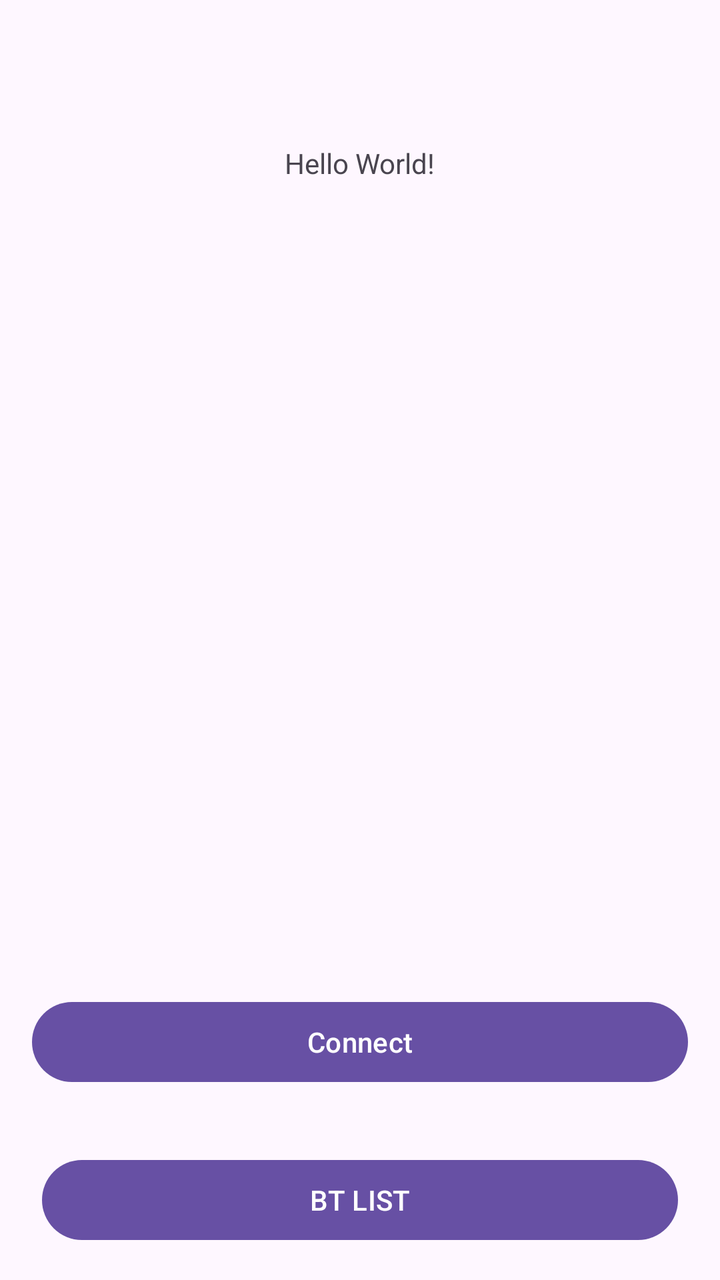
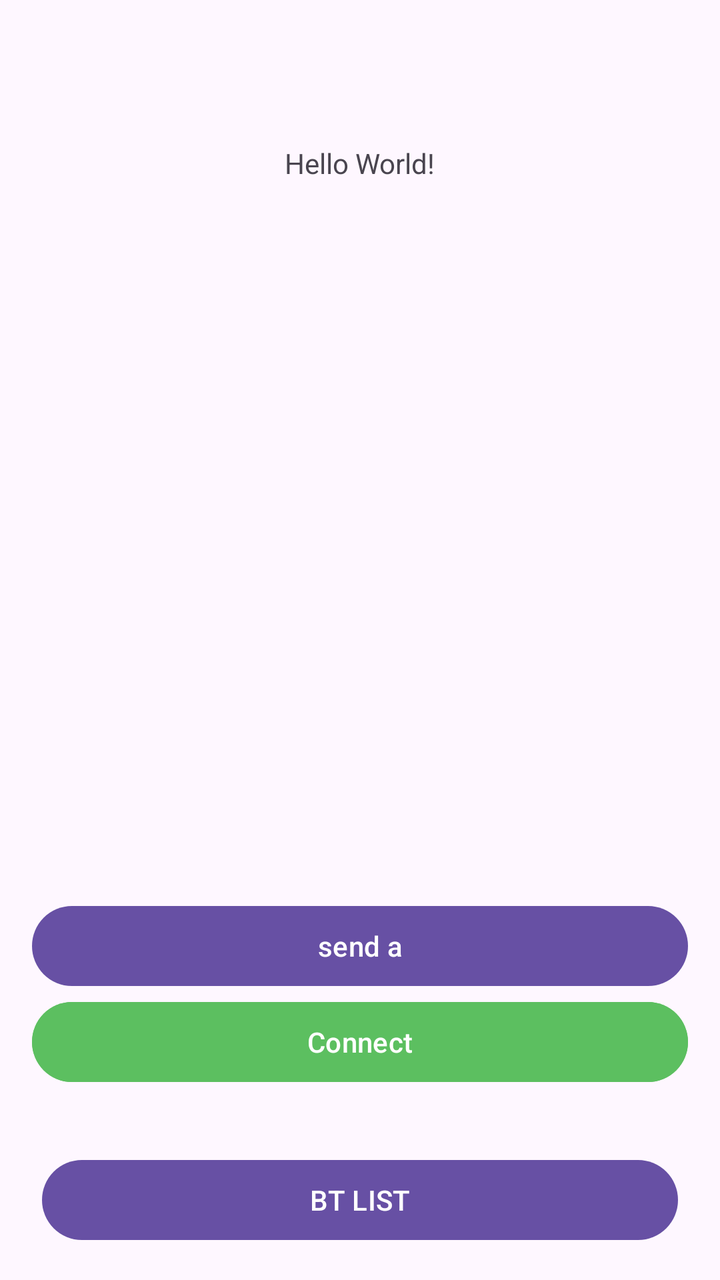

Two renders of the same Android screen: before a commit and after it. Below are the layout's source before the change and the commit's diff.
<!-- AndroidManifest.xml: application theme Theme.ESP32_valdymas -->
<!-- res/layout/fragment_main.xml -->
<?xml version="1.0" encoding="utf-8"?>
<androidx.constraintlayout.widget.ConstraintLayout xmlns:android="http://schemas.android.com/apk/res/android"
    xmlns:app="http://schemas.android.com/apk/res-auto"
    xmlns:tools="http://schemas.android.com/tools"
    android:layout_width="match_parent"
    android:layout_height="match_parent"
    android:padding="16dp"
    tools:context=".MainFragment">

    <Button
        android:id="@+id/bList"
        android:layout_width="0dp"
        android:layout_height="wrap_content"
        android:layout_marginStart="5dp"
        android:layout_marginEnd="5dp"
        android:text="BT LIST"
        app:layout_constraintBottom_toBottomOf="parent"
        app:layout_constraintEnd_toEndOf="parent"
        app:layout_constraintHorizontal_bias="0.498"
        app:layout_constraintStart_toStartOf="parent" />

    <TextView
        android:id="@+id/tvStatus"
        android:layout_width="wrap_content"
        android:layout_height="wrap_content"
        android:layout_marginTop="56dp"
        android:text="@string/hello_world"
        app:layout_constraintEnd_toEndOf="parent"
        app:layout_constraintStart_toStartOf="parent"
        app:layout_constraintTop_toTopOf="parent" />

    <Button
        android:id="@+id/bConnect"
        android:layout_width="0dp"
        android:layout_height="wrap_content"
        android:layout_marginBottom="31dp"
        android:text="Connect"
        app:layout_constraintBottom_toTopOf="@+id/bList"
        app:layout_constraintEnd_toEndOf="parent"
        app:layout_constraintStart_toStartOf="parent" />

</androidx.constraintlayout.widget.ConstraintLayout>
<!-- resources referenced by this layout -->
<resources>
  <string name="hello_world">Hello World!</string>
  <style name="Theme.ESP32_valdymas" parent="android:Theme.Material.Light.NoActionBar">
          
      </style>
</resources>

<!-- the commit's change to res/layout/fragment_main.xml (unified diff, before → after) -->
@@ -34,9 +34,19 @@
         android:layout_width="0dp"
         android:layout_height="wrap_content"
         android:layout_marginBottom="31dp"
+        android:backgroundTint="@color/green"
         android:text="Connect"
         app:layout_constraintBottom_toTopOf="@+id/bList"
         app:layout_constraintEnd_toEndOf="parent"
         app:layout_constraintStart_toStartOf="parent" />
 
+    <Button
+        android:id="@+id/bSend"
+        android:layout_width="0dp"
+        android:layout_height="wrap_content"
+        android:text="send a"
+        app:layout_constraintBottom_toTopOf="@+id/bConnect"
+        app:layout_constraintEnd_toEndOf="@+id/bConnect"
+        app:layout_constraintStart_toStartOf="@+id/bConnect" />
+
 </androidx.constraintlayout.widget.ConstraintLayout>
<!-- resource entries referenced after the edit -->
@@ -1,5 +1,6 @@
 <!-- resources referenced by this layout -->
 <resources>
+  <color name="green">#5CBF60</color>
   <string name="hello_world">Hello World!</string>
   <style name="Theme.ESP32_valdymas" parent="android:Theme.Material.Light.NoActionBar">
           
